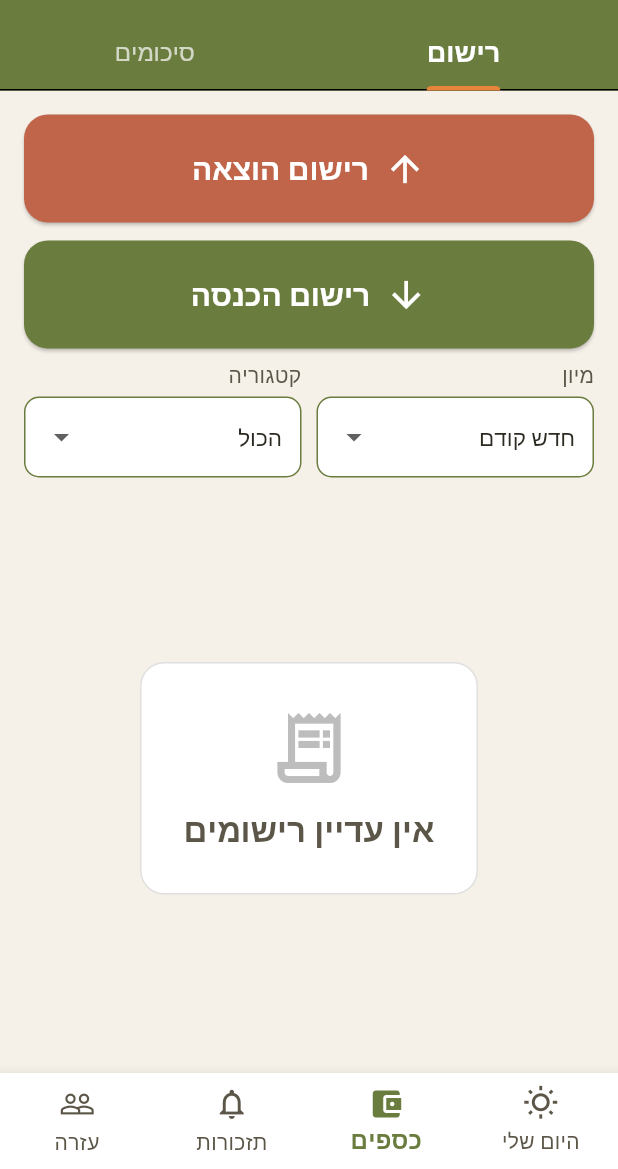
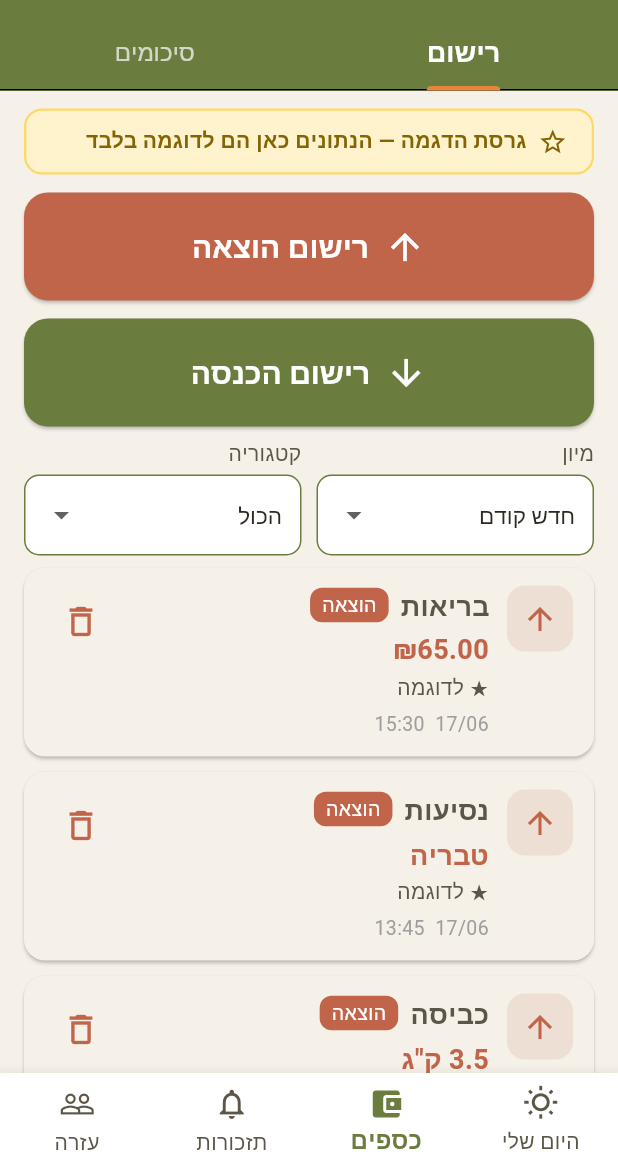
Before and after one commit to ronitorbaum-bot/se-lavi, a Flutter app: the screen it shows after launch, after a tap on "רישום הוצאה", on a phone screen of 412 x 824 dp, the part 67-1236 px from its top. Run offline on Flutter 3.47's test engine with Material 3 defaults, Android fonts, the phone set to English and light mode, and no system bars.

Commit message:
improve: welcome card on home screen + demo data for testing

```diff
--- a/lib/screens/home/home_screen.dart
+++ b/lib/screens/home/home_screen.dart
@@ -18,7 +18,7 @@ class HomeScreen extends StatelessWidget {
           style: TextStyle(fontSize: 24, fontWeight: FontWeight.bold),
         ),
         content: const Text(
-          'בהמשך הכפתור הזה ישלח הודעה לאיש קשר שתבחרי מראש.\nכרגע זו רק הדגמה.',
+          'בהמשך הכפתור הזה ישלח הודעה לאיש קשר שתבחרי מראש.',
           textAlign: TextAlign.center,
           style: TextStyle(fontSize: 18, height: 1.6),
         ),
@@ -64,14 +64,48 @@ class HomeScreen extends StatelessWidget {
             ),
             const SizedBox(height: 8),
             Text(
-              'שלום! מה תרצי לעשות היום?',
+              'מה תרצי לרשום היום?',
               style: Theme.of(context).textTheme.bodyLarge?.copyWith(
                     color: AppColors.textMedium,
                   ),
               textAlign: TextAlign.center,
             ),
 
-            const SizedBox(height: 24),
+            const SizedBox(height: 16),
+
+            // כרטיס ברכה / הסבר קצר
+            Container(
+              width: double.infinity,
+              padding: const EdgeInsets.all(18),
+              decoration: BoxDecoration(
+                color: const Color(0xFFEEF3E4),
+                borderRadius: BorderRadius.circular(18),
+                border: Border.all(color: AppColors.oliveGreen, width: 1.5),
+              ),
+              child: Column(
+                children: [
+                  Text(
+                    'ברוכה הבאה לסה-לביא',
+                    style: Theme.of(context).textTheme.titleLarge?.copyWith(
+                          color: AppColors.oliveGreen,
+                          fontWeight: FontWeight.bold,
+                        ),
+                    textAlign: TextAlign.center,
+                  ),
+                  const SizedBox(height: 8),
+                  Text(
+                    'האפליקציה עוזרת לזכור דברים ולרשום הוצאות בקלות.',
+                    style: Theme.of(context).textTheme.bodyMedium?.copyWith(
+                          color: AppColors.textMedium,
+                          height: 1.5,
+                        ),
+                    textAlign: TextAlign.center,
+                  ),
+                ],
+              ),
+            ),
+
+            const SizedBox(height: 16),
 
             // כרטיס "הדבר הבא"
             Container(
--- a/lib/screens/transactions/transactions_screen.dart
+++ b/lib/screens/transactions/transactions_screen.dart
@@ -51,6 +51,61 @@ class _TransactionsScreenState extends State<TransactionsScreen>
   void initState() {
     super.initState();
     _tabController = TabController(length: 2, vsync: this);
+    _loadDemoData();
+  }
+
+  void _loadDemoData() {
+    final today = DateTime.now();
+    _records.addAll([
+      MoneyRecord(
+        id: 'demo_1',
+        type: 'income',
+        category: 'תקציב',
+        amount: 2000,
+        extraText: '★ לדוגמה',
+        createdAt: today.copyWith(hour: 8, minute: 0, second: 0),
+      ),
+      MoneyRecord(
+        id: 'demo_2',
+        type: 'expense',
+        category: 'כלבו',
+        amount: 42,
+        extraText: '★ לדוגמה',
+        createdAt: today.copyWith(hour: 9, minute: 30, second: 0),
+      ),
+      MoneyRecord(
+        id: 'demo_3',
+        type: 'expense',
+        category: 'חשמל',
+        amount: 180,
+        extraText: '★ לדוגמה',
+        createdAt: today.copyWith(hour: 10, minute: 15, second: 0),
+      ),
+      MoneyRecord(
+        id: 'demo_4',
+        type: 'expense',
+        category: 'כביסה',
+        weight: 3.5,
+        extraText: '★ לדוגמה',
+        createdAt: today.copyWith(hour: 11, minute: 0, second: 0),
+      ),
+      MoneyRecord(
+        id: 'demo_5',
+        type: 'expense',
+        category: 'נסיעות',
+        destination: 'טבריה',
+        extraText: '★ לדוגמה',
+        createdAt: today.copyWith(hour: 13, minute: 45, second: 0),
+      ),
+      MoneyRecord(
+        id: 'demo_6',
+        type: 'expense',
+        category: 'בריאות',
+        amount: 65,
+        extraText: '★ לדוגמה',
+        createdAt: today.copyWith(hour: 15, minute: 30, second: 0),
+      ),
+    ]);
   }
 
   @override
@@ -161,11 +216,11 @@ class _TransactionsScreenState extends State<TransactionsScreen>
       builder: (ctx) => AlertDialog(
         shape: RoundedRectangleBorder(
             borderRadius: BorderRadius.circular(20)),
-        title: const Text('נרשם בהצלחה',
+        title: const Text('נרשם, תודה',
             textAlign: TextAlign.center,
             style: TextStyle(fontSize: 24, fontWeight: FontWeight.bold)),
-        content: const Text('הרישום נוסף לרשימה.',
-            textAlign: TextAlign.center, style: TextStyle(fontSize: 18)),
+        content: const Text('הרישום נוסף לרשימה. אפשר להמשיך.',
+            textAlign: TextAlign.center, style: TextStyle(fontSize: 18, height: 1.5)),
         actionsAlignment: MainAxisAlignment.center,
         actions: [
           ElevatedButton(
@@ -175,8 +230,7 @@ class _TransactionsScreenState extends State<TransactionsScreen>
               shape: RoundedRectangleBorder(
                   borderRadius: BorderRadius.circular(14)),
             ),
-            child:
-                const Text('הבנתי', style: TextStyle(fontSize: 20)),
+            child: const Text('הבנתי', style: TextStyle(fontSize: 20)),
           ),
           const SizedBox(height: 8),
         ],
@@ -421,13 +475,43 @@ class _TransactionsScreenState extends State<TransactionsScreen>
 
   // ─── טאב רישום ────────────────────────────────────────
 
+  Widget _buildDemoBanner() {
+    return Container(
+      width: double.infinity,
+      margin: const EdgeInsets.fromLTRB(16, 12, 16, 0),
+      padding: const EdgeInsets.symmetric(horizontal: 16, vertical: 10),
+      decoration: BoxDecoration(
+        color: const Color(0xFFFFF3CD),
+        borderRadius: BorderRadius.circular(12),
+        border: Border.all(color: const Color(0xFFFFD966), width: 1.5),
+      ),
+      child: Row(
+        children: const [
+          Icon(Icons.star_outline, color: Color(0xFF856404), size: 20),
+          SizedBox(width: 8),
+          Expanded(
+            child: Text(
+              'גרסת הדגמה — הנתונים כאן הם לדוגמה בלבד',
+              style: TextStyle(
+                fontSize: 14,
+                color: Color(0xFF856404),
+                fontWeight: FontWeight.w600,
+              ),
+            ),
+          ),
+        ],
+      ),
+    );
+  }
+
   Widget _buildRegistrationTab() {
     final filtered = _filteredSortedRecords;
 
     return Column(
       children: [
+        _buildDemoBanner(),
         Padding(
-          padding: const EdgeInsets.fromLTRB(16, 16, 16, 0),
+          padding: const EdgeInsets.fromLTRB(16, 12, 16, 0),
           child: Column(
             children: [
               LargeActionButton(
@@ -467,7 +551,7 @@ class _TransactionsScreenState extends State<TransactionsScreen>
                         const SizedBox(height: 12),
                         Text(
                           _filterCategory == 'הכול'
-                              ? 'אין עדיין רישומים'
+                              ? 'כאן אפשר לראות מה שנרשם'
                               : 'אין רישומים בקטגוריה "$_filterCategory"',
                           style: Theme.of(context)
                               .textTheme
@@ -535,7 +619,7 @@ class _TransactionsScreenState extends State<TransactionsScreen>
           Row(
             mainAxisAlignment: MainAxisAlignment.spaceBetween,
             children: [
-              Text('סיכום לפי קטגוריות',
+              Text('סיכום פשוט לפי נושאים',
                   style: Theme.of(context).textTheme.titleLarge),
               TextButton.icon(
                 onPressed: () => setState(() =>
```
